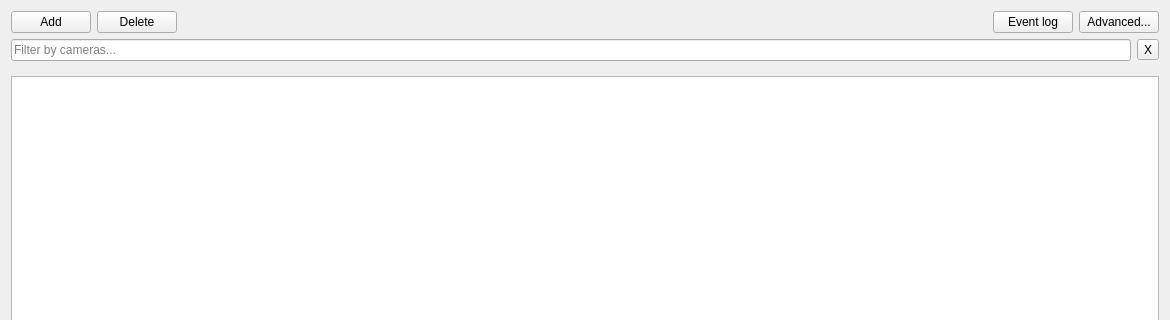
networkoptix/nx_open, file client/src/ui/dialogs/business_rules_dialog.ui: the form before one commit; both pictures show x 0 to 1170 and y 0 to 320 of the 1170 by 719 pixel window.
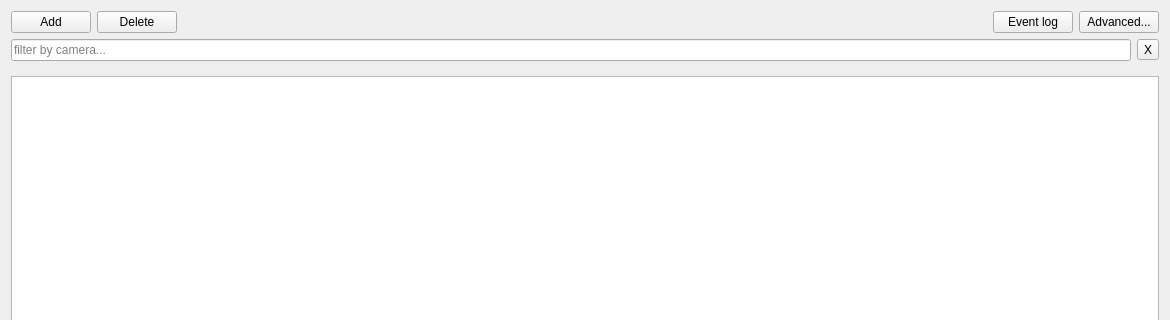
The form after the commit. Icons and pictures are not drawn. Custom widgets are drawn as their Qt base class.

Diff of the .ui file:
```diff
--- a/client/src/ui/dialogs/business_rules_dialog.ui
+++ b/client/src/ui/dialogs/business_rules_dialog.ui
@@ -82,7 +82,7 @@
      <item>
       <widget class="QLineEdit" name="filterLineEdit">
        <property name="placeholderText">
-        <string>Filter by cameras...</string>
+        <string>filter by camera...</string>
        </property>
       </widget>
      </item>
```
